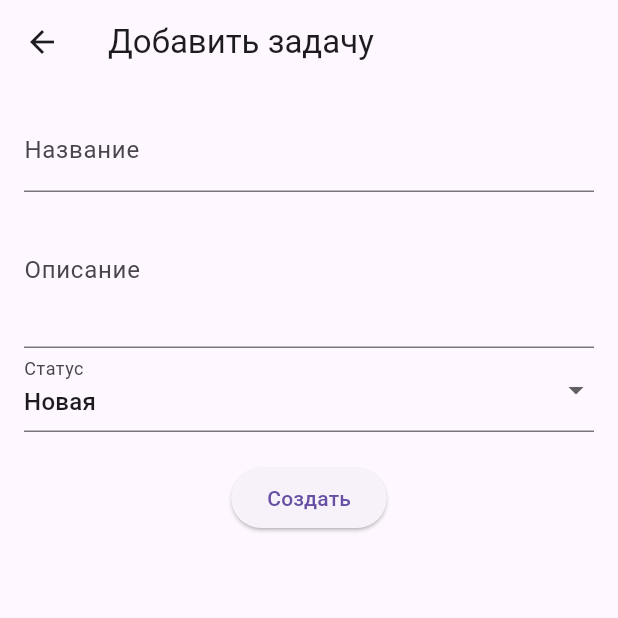
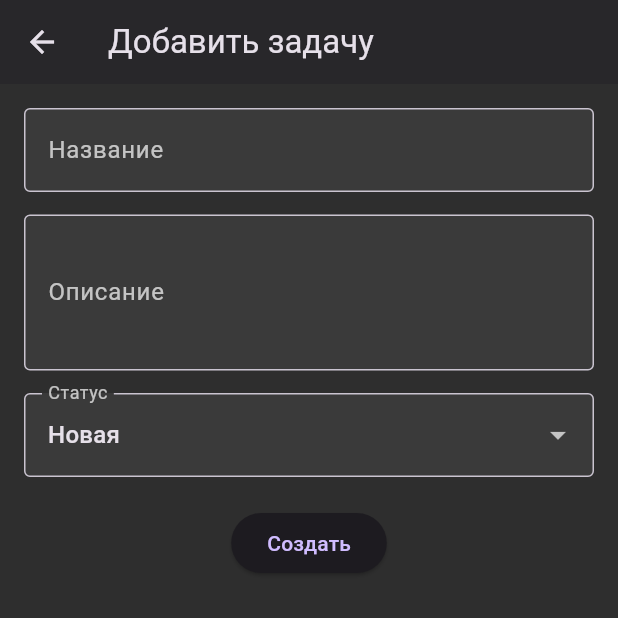
Before and after one commit to viiLkaa/flutterWork5, a Flutter app: the screen it shows after launch, after a tap on the "add" icon, on a phone screen of 412 x 824 dp, the top half of it. Run offline on Flutter 3.47's test engine with Material 3 defaults, Android fonts, the light colour scheme and no system bars.

Commit message:
app theme changed to dark

```diff
--- a/lib/features/task_managment/screens/task_create_screen.dart
+++ b/lib/features/task_managment/screens/task_create_screen.dart
@@ -47,6 +47,9 @@ class _TaskCreateScreenState extends State<TaskCreateScreen> {
                   _title = value ?? '';
                 },
               ),
+              SizedBox(height: 15),
+
+
               TextFormField(
                 decoration: InputDecoration(labelText: 'Описание'),
                 maxLines: 3,
@@ -54,6 +57,8 @@ class _TaskCreateScreenState extends State<TaskCreateScreen> {
                   _description = value ?? '';
                 },
               ),
+              SizedBox(height: 15),
+
               DropdownButtonFormField<TaskStatus>(
                 value: _status,
                 decoration: InputDecoration(labelText: 'Статус'),
--- a/lib/main.dart
+++ b/lib/main.dart
@@ -10,8 +10,26 @@ class TaskTrackerApp extends StatelessWidget {
   Widget build(BuildContext context) {
     return MaterialApp(
       title: 'Task Tracker',
-      theme: ThemeData(
-        primarySwatch: Colors.pink,
+      theme: ThemeData.dark().copyWith(
+        scaffoldBackgroundColor: Color(0xFF2E2E2E),
+        appBarTheme: AppBarTheme(
+          color: Color(0xFF1F1F1F),
+          elevation: 1,
+        ),
+        bottomNavigationBarTheme: BottomNavigationBarThemeData(
+          backgroundColor: Color(0xFF1F1F1F),
+          selectedItemColor: Colors.blueAccent,
+          unselectedItemColor: Colors.grey[400],
+        ),
+        floatingActionButtonTheme: FloatingActionButtonThemeData(
+          backgroundColor: Colors.blueAccent,
+        ),
+        inputDecorationTheme: InputDecorationTheme(
+          filled: true,
+          fillColor: Color(0xFF3A3A3A),
+          border:OutlineInputBorder(),
+          labelStyle: TextStyle(color: Colors.white70),
+        )
       ),
       home: TaskHomeScreen(),
     );
```
